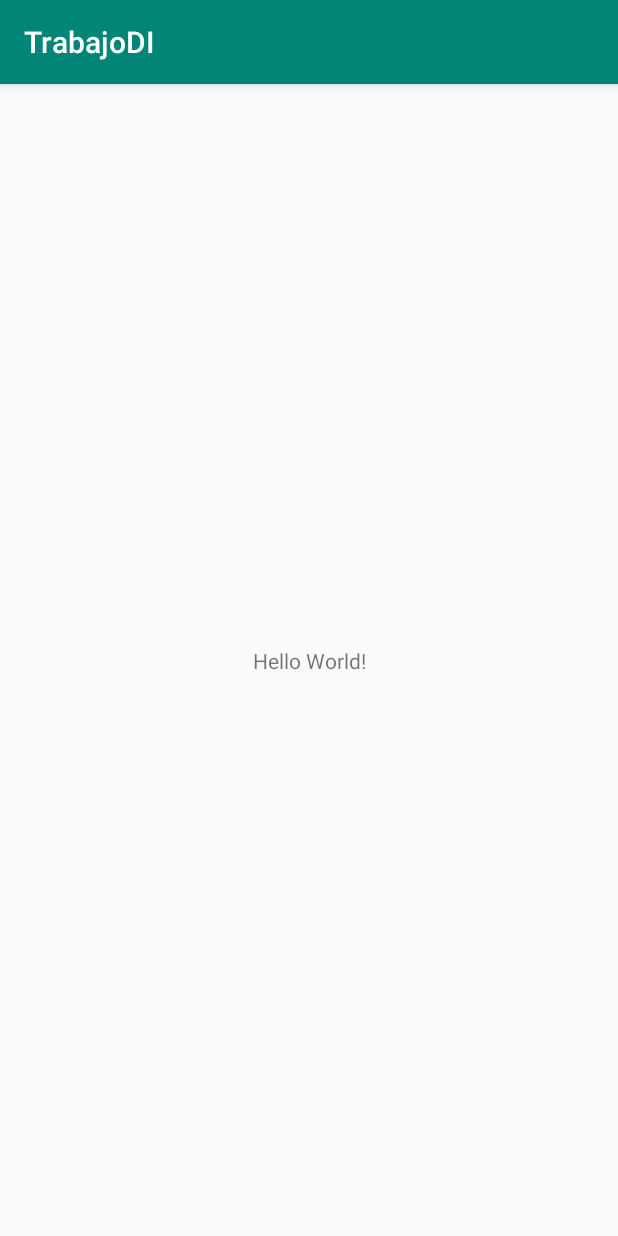
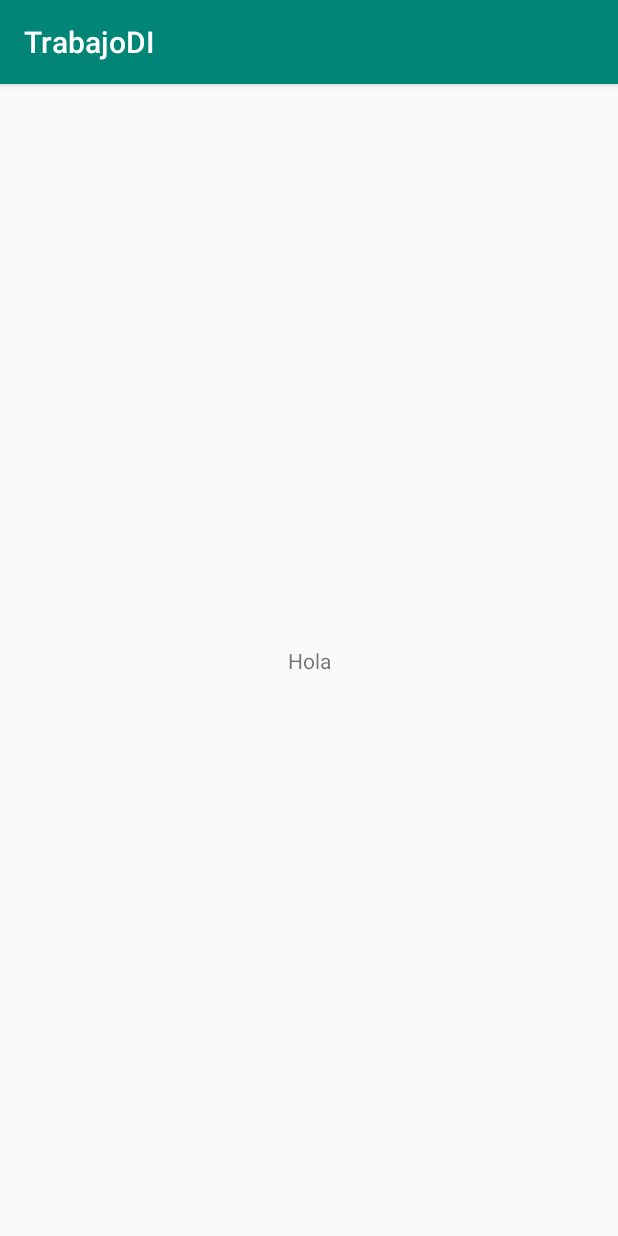
Before and after one commit to SsrJon/TrabajoDI, an Android app: the screen it shows after launch (MainActivity before the commit, Eleccion1 after it), on a phone screen of 412 x 824 dp. Run offline under Robolectric (Android 15) with nearby library versions, the phone set to English and light mode, and no system bars.

Commit message:
string idiomas y modo oscuro

```diff
--- a/app/src/main/AndroidManifest.xml
+++ b/app/src/main/AndroidManifest.xml
@@ -9,7 +9,10 @@
         android:roundIcon="@mipmap/ic_launcher_round"
         android:supportsRtl="true"
         android:theme="@style/AppTheme">
-        <activity android:name=".MainActivity">
+        <activity android:name=".Confirmar"></activity>
+        <activity android:name=".Validar" />
+        <activity android:name=".Eleccion2" />
+        <activity android:name=".Eleccion1">
             <intent-filter>
                 <action android:name="android.intent.action.MAIN" />
 
--- /dev/null
+++ b/app/src/main/java/com/example/trabajodi/Eleccion1.java
@@ -0,0 +1,17 @@
+package com.example.trabajodi;
+
+import androidx.appcompat.app.AppCompatActivity;
+
+import android.os.Bundle;
+
+public class Eleccion1 extends AppCompatActivity {
+
+    @Override
+    protected void onCreate(Bundle savedInstanceState) {
+        super.onCreate(savedInstanceState);
+        setContentView(R.layout.eleccion1);
+
+
+
+    }
+}
--- a/app/src/main/java/com/example/trabajodi/MainActivity.java
+++ b/app/src/main/java/com/example/trabajodi/Validar.java
@@ -4,11 +4,11 @@ import androidx.appcompat.app.AppCompatActivity;
 
 import android.os.Bundle;
 
-public class MainActivity extends AppCompatActivity {
+public class Validar extends AppCompatActivity {
 
     @Override
     protected void onCreate(Bundle savedInstanceState) {
         super.onCreate(savedInstanceState);
-        setContentView(R.layout.activity_main);
+        setContentView(R.layout.activity_validar);
     }
 }
--- a/app/src/main/res/layout/activity_main.xml
+++ b/app/src/main/res/layout/eleccion1.xml
@@ -4,12 +4,12 @@
     xmlns:tools="http://schemas.android.com/tools"
     android:layout_width="match_parent"
     android:layout_height="match_parent"
-    tools:context=".MainActivity">
+    tools:context=".Eleccion1">
 
     <TextView
         android:layout_width="wrap_content"
         android:layout_height="wrap_content"
-        android:text="Hello World!"
+        android:text="@string/hola"
         app:layout_constraintBottom_toBottomOf="parent"
         app:layout_constraintLeft_toLeftOf="parent"
         app:layout_constraintRight_toRightOf="parent"
--- /dev/null
+++ b/app/src/main/res/values-night/styles.xml
@@ -0,0 +1,12 @@
+<?xml version="1.0" encoding="utf-8"?>
+<resources>
+
+    <style name="AppTheme" parent="Theme.AppCompat.DayNight.DarkActionBar">
+        <!-- Customize your theme here. -->
+        <item name="colorPrimary">@color/colorPrimaryD</item>
+        <item name="colorPrimaryDark">@color/colorPrimaryDarkD</item>
+        <item name="colorAccent">@color/colorAccentD</item>
+    </style>
+
+
+</resources>
--- a/app/src/main/res/values/colors.xml
+++ b/app/src/main/res/values/colors.xml
@@ -3,4 +3,9 @@
     <color name="colorPrimary">#008577</color>
     <color name="colorPrimaryDark">#00574B</color>
     <color name="colorAccent">#D81B60</color>
+
+    <!--Colores para el tema oscuro -->
+    <color name="colorPrimaryD">#673AB7</color>
+    <color name="colorPrimaryDarkD">#3F51B5</color>
+    <color name="colorAccentD">#FF5722</color>
 </resources>
--- a/app/src/main/res/values/strings.xml
+++ b/app/src/main/res/values/strings.xml
@@ -1,3 +1,4 @@
 <resources>
     <string name="app_name">TrabajoDI</string>
+    <string name="hola">Hola</string>
 </resources>
```
Also changed, not shown: app/src/main/java/com/example/trabajodi/Confirmar.java (added, +14 -0 lines), app/src/main/java/com/example/trabajodi/Eleccion2.java (added, +14 -0 lines), app/src/main/res/layout/activity_confirmar.xml (added, +9 -0 lines), app/src/main/res/layout/activity_eleccion2.xml (added, +9 -0 lines), app/src/main/res/layout/activity_validar.xml (added, +9 -0 lines), 1 other file.
